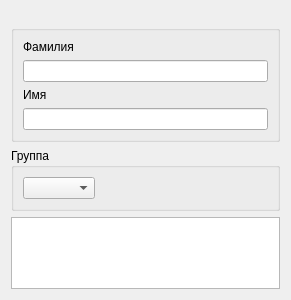
Old version of the form ui/searchstudents.ui in the repository 7enSmile/clientVKR.
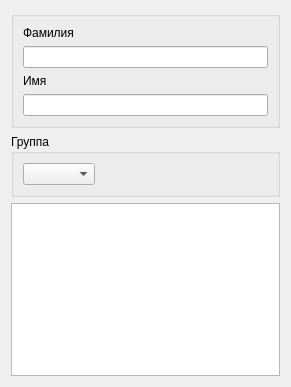
New version of the form.

Diff of the .ui file:
```diff
--- a/ui/searchstudents.ui
+++ b/ui/searchstudents.ui
@@ -7,7 +7,7 @@
     <x>0</x>
     <y>0</y>
     <width>291</width>
-    <height>300</height>
+    <height>387</height>
    </rect>
   </property>
   <property name="windowTitle">
@@ -17,7 +17,7 @@
    <item>
     <widget class="QGroupBox" name="groupBox">
      <property name="title">
-      <string> </string>
+      <string/>
      </property>
      <layout class="QVBoxLayout" name="verticalLayout_6">
       <item>
```
Left out of the diff: 3 changed lines with no effect on the pictures.
